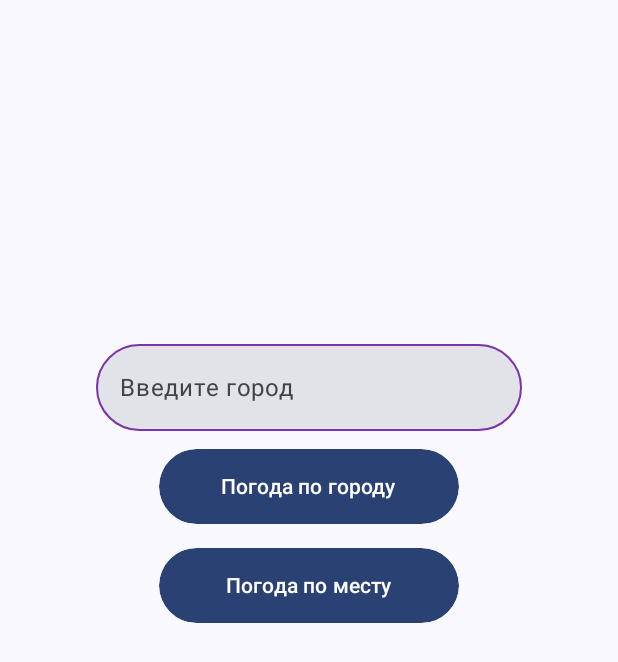
After one commit to Glevelll/WeatherProject, an Android app built with Jetpack Compose: the composable WeatherScreen shown on its own in the app's theme, on a phone screen of 412 x 824 dp. The commit adds this screen. Shown: the top 662 px of the screen. Run offline under Robolectric (Android 15) with nearby library versions, the phone set to English and light mode, and no system bars.

Commit message:
Оптимизация

```diff
--- a/app/build.gradle.kts
+++ b/app/build.gradle.kts
@@ -55,7 +55,13 @@ dependencies {
     implementation("androidx.room:room-runtime:2.6.1")
     implementation("androidx.appcompat:appcompat:1.6.1")
     implementation("com.google.android.material:material:1.11.0")
+    implementation("androidx.lifecycle:lifecycle-viewmodel-compose:2.7.0")
+    implementation("com.google.android.gms:play-services-location:21.2.0")
     kapt("androidx.room:room-compiler:2.6.1")
+    implementation("com.squareup.retrofit2:retrofit:2.9.0")
+    implementation("com.squareup.retrofit2:converter-gson:2.9.0")
+    implementation("com.github.bumptech.glide:glide:4.12.0")
+    annotationProcessor("com.github.bumptech.glide:compiler:4.12.0")
     implementation("androidx.core:core-ktx:1.12.0")
     implementation("androidx.lifecycle:lifecycle-runtime-ktx:2.7.0")
     implementation("androidx.activity:activity-compose:1.8.2")
--- a/app/src/main/AndroidManifest.xml
+++ b/app/src/main/AndroidManifest.xml
@@ -1,9 +1,13 @@
 <?xml version="1.0" encoding="utf-8"?>
 <manifest xmlns:android="http://schemas.android.com/apk/res/android"
     xmlns:tools="http://schemas.android.com/tools">
+    <uses-permission android:name="android.permission.INTERNET" />
+    <uses-permission android:name="android.permission.ACCESS_FINE_LOCATION" />
+    <uses-permission android:name="android.permission.ACCESS_COARSE_LOCATION" />
 
     <application
         android:allowBackup="true"
+        android:usesCleartextTraffic="true"
         android:dataExtractionRules="@xml/data_extraction_rules"
         android:fullBackupContent="@xml/backup_rules"
         android:icon="@mipmap/ic_launcher"
--- a/app/src/main/java/com/example/jetpackproject/activities/LoginAndReg/Login/LoginPage.kt
+++ b/app/src/main/java/com/example/jetpackproject/activities/LoginAndReg/Login/LoginPage.kt
@@ -29,7 +29,7 @@ import androidx.compose.ui.text.input.VisualTransformation
 import androidx.compose.ui.text.style.TextAlign
 import androidx.compose.ui.unit.dp
 import androidx.compose.ui.unit.sp
-import com.example.jetpackproject.data.JetpackDatabase
+import com.example.jetpackproject.data.local.JetpackDatabase
 import kotlinx.coroutines.CoroutineScope
 
 
--- a/app/src/main/java/com/example/jetpackproject/activities/LoginAndReg/Login/LoginViewModel.kt
+++ b/app/src/main/java/com/example/jetpackproject/activities/LoginAndReg/Login/LoginViewModel.kt
@@ -6,7 +6,7 @@ import android.widget.Toast
 import androidx.compose.runtime.mutableStateOf
 import androidx.lifecycle.ViewModel
 import com.example.jetpackproject.activities.greetings.Greetings
-import com.example.jetpackproject.data.UserDao
+import com.example.jetpackproject.data.local.UserDao
 import kotlinx.coroutines.CoroutineScope
 import kotlinx.coroutines.Dispatchers
 import kotlinx.coroutines.launch
--- a/app/src/main/java/com/example/jetpackproject/activities/LoginAndReg/MainActivity.kt
+++ b/app/src/main/java/com/example/jetpackproject/activities/LoginAndReg/MainActivity.kt
@@ -1,15 +1,13 @@
 package com.example.jetpackproject.activities.LoginAndReg
 
-import android.content.Intent
 import android.os.Bundle
 import androidx.activity.ComponentActivity
 import androidx.activity.compose.setContent
-import androidx.activity.result.ActivityResultLauncher
 import androidx.compose.foundation.layout.Box
 import androidx.compose.foundation.layout.fillMaxSize
 import androidx.compose.ui.Modifier
 import androidx.room.Room
-import com.example.jetpackproject.data.JetpackDatabase
+import com.example.jetpackproject.data.local.JetpackDatabase
 import com.example.jetpackproject.ui.theme.JetpackProjectTheme
 
 class MainActivity : ComponentActivity() {
--- /dev/null
+++ b/app/src/main/java/com/example/jetpackproject/activities/greetings/WeatherScreen.kt
@@ -0,0 +1,153 @@
+package com.example.jetpackproject.activities.greetings
+
+import android.Manifest
+import android.annotation.SuppressLint
+import android.app.Activity
+import android.content.Context
+import android.content.pm.PackageManager
+import android.location.Location
+import android.util.Log
+import androidx.compose.foundation.border
+import androidx.compose.foundation.layout.Arrangement
+import androidx.compose.foundation.layout.Box
+import androidx.compose.foundation.layout.Column
+import androidx.compose.foundation.layout.Spacer
+import androidx.compose.foundation.layout.fillMaxSize
+import androidx.compose.foundation.layout.fillMaxWidth
+import androidx.compose.foundation.layout.height
+import androidx.compose.foundation.layout.padding
+import androidx.compose.foundation.layout.size
+import androidx.compose.foundation.shape.RoundedCornerShape
+import androidx.compose.material3.Button
+import androidx.compose.material3.TextField
+import androidx.compose.runtime.Composable
+import androidx.compose.runtime.getValue
+import androidx.compose.runtime.mutableStateOf
+import androidx.compose.runtime.remember
+import androidx.compose.runtime.setValue
+import androidx.compose.ui.Alignment
+import androidx.compose.ui.Modifier
+import androidx.compose.ui.graphics.Color
+import androidx.compose.ui.text.TextStyle
+import androidx.compose.ui.unit.dp
+import androidx.compose.ui.unit.sp
+import androidx.compose.material3.Text
+import androidx.compose.material3.TextFieldDefaults
+import androidx.compose.runtime.LaunchedEffect
+import androidx.compose.ui.draw.clip
+import androidx.compose.ui.text.style.TextAlign
+import androidx.core.app.ActivityCompat
+import androidx.core.content.ContextCompat
+import com.example.jetpackproject.data.remote.WeatherResponse
+import com.google.android.gms.location.LocationServices
+
+@Composable
+fun WeatherScreen(weatherViewModel: WeatherViewModel, context: Context) {
+    var city by remember { mutableStateOf("") }
+    val apiKey = "8c5998f18ccf9118f1d56e8db5ea65e0"
+    val PERMISSION_REQUEST_CODE = 100
+
+    Column(
+        modifier = Modifier.fillMaxSize(),
+        verticalArrangement = Arrangement.Center,
+        horizontalAlignment = Alignment.CenterHorizontally
+    ) {
+        TextField(
+            value = city,
+            onValueChange = {
+                city = it
+            },
+            modifier = Modifier
+                .fillMaxWidth()
+                .height(66.dp)
+                .padding(start = 64.dp, end = 64.dp, top = 4.dp, bottom = 4.dp)
+                .border(
+                    1.dp,
+                    Color(android.graphics.Color.parseColor("#7d32a8")),
+                    shape = RoundedCornerShape(50)
+                ),
+            shape = RoundedCornerShape(50),
+            textStyle = TextStyle(
+                textAlign = TextAlign.Start,
+                fontSize = 16.sp
+            ),
+            colors = TextFieldDefaults.colors(
+                focusedIndicatorColor = Color.Transparent,
+                unfocusedIndicatorColor = Color.Transparent,
+            ),
+            singleLine = true,
+            placeholder = { Text(text = "Введите город") }
+        )
+
+        Button(
+            onClick = {
+                if (city.isNotEmpty()) {
+                    weatherViewModel.getWeather(city, apiKey)
+                }
+            },
+            modifier = Modifier
+                .padding(8.dp)
+                .size(width = 200.dp, height = 50.dp)
+                .clip(RoundedCornerShape(50.dp))
+        ) {
+            Text(text = "Погода по городу")
+        }
+
+        Button(
+            onClick = {
+                if (ContextCompat.checkSelfPermission(
+                        context,
+                        Manifest.permission.ACCESS_FINE_LOCATION
+                    ) == PackageManager.PERMISSION_GRANTED &&
+                    ContextCompat.checkSelfPermission(
+                        context,
+                        Manifest.permission.ACCESS_COARSE_LOCATION
+                    ) == PackageManager.PERMISSION_GRANTED
+                ) {
+                    weatherViewModel.fetchWeatherByCurrentLocation(context, apiKey)
+                } else {
+                    ActivityCompat.requestPermissions(
+                        context as Activity,
+                        arrayOf(
+                            Manifest.permission.ACCESS_FINE_LOCATION,
+                            Manifest.permission.ACCESS_COARSE_LOCATION
+                        ),
+                        PERMISSION_REQUEST_CODE
+                    )
+                }
+            },
+            modifier = Modifier
+                .padding(8.dp)
+                .size(width = 200.dp, height = 50.dp)
+                .clip(RoundedCornerShape(50.dp))
+        ) {
+            Text(text = "Погода по месту")
+        }
+
+        Spacer(modifier = Modifier.height(16.dp))
+
+        val weatherData by remember { weatherViewModel.weatherData }
+
+        weatherData?.let { data ->
+            val temperatureCelsius = (data.main.temp - 273).toInt()
+            Text(
+                text = "Температура: $temperatureCelsius°C",
+                style = TextStyle(fontSize = 20.sp)
+            )
+            Text(
+                text = "Скорость ветра: ${data.wind.speed} м/c",
+                style = TextStyle(fontSize = 20.sp)
+            )
+            Text(
+                text = "Давление: ${data.main.pressure}",
+                style = TextStyle(fontSize = 20.sp)
+            )
+            GlideImage(url = "https://openweathermap.org/img/w/${data.weather[0].icon}.png")
+        } ?: run {
+            Box(
+                modifier = Modifier
+                    .size(160.dp)
+            )
+        }
+    }
+}
--- a/app/src/main/java/com/example/jetpackproject/data/JetpackDatabase.kt
+++ b/app/src/main/java/com/example/jetpackproject/data/local/JetpackDatabase.kt
@@ -1,4 +1,4 @@
-package com.example.jetpackproject.data
+package com.example.jetpackproject.data.local
 
 import androidx.room.Database
 import androidx.room.RoomDatabase
--- a/app/src/main/java/com/example/jetpackproject/data/User.kt
+++ b/app/src/main/java/com/example/jetpackproject/data/local/User.kt
@@ -1,4 +1,4 @@
-package com.example.jetpackproject.data
+package com.example.jetpackproject.data.local
 
 import androidx.room.Entity
 import androidx.room.PrimaryKey
--- a/app/src/main/java/com/example/jetpackproject/data/UserDao.kt
+++ b/app/src/main/java/com/example/jetpackproject/data/local/UserDao.kt
@@ -1,4 +1,4 @@
-package com.example.jetpackproject.data
+package com.example.jetpackproject.data.local
 
 import androidx.room.Dao
 import androidx.room.Insert
--- /dev/null
+++ b/app/src/main/java/com/example/jetpackproject/data/remote/WeatherService.kt
@@ -0,0 +1,20 @@
+package com.example.jetpackproject.data.remote
+
+import retrofit2.Response
+import retrofit2.http.GET
+import retrofit2.http.Query
+
+interface WeatherService {
+    @GET("weather")
+    suspend fun getWeatherInput(
+        @Query("q") city: String,
+        @Query("appid") apiKey: String
+    ): Response<WeatherResponse>
+
+    @GET("weather")
+    suspend fun getWeatherLocation(
+        @Query("lat") latitude: Double,
+        @Query("lon") longitude: Double,
+        @Query("appid") apiKey: String
+    ): Response<WeatherResponse>
+}
```
Also changed, not shown: app/src/main/java/com/example/jetpackproject/activities/LoginAndReg/PagerScreen.kt (+7 -2 lines), app/src/main/java/com/example/jetpackproject/activities/LoginAndReg/Registration/RegisterPage.kt (+6 -3 lines), app/src/main/java/com/example/jetpackproject/activities/LoginAndReg/Registration/RegisterViewModel.kt (+5 -6 lines), app/src/main/java/com/example/jetpackproject/activities/greetings/GlideImage.kt (added, +48 -0 lines), app/src/main/java/com/example/jetpackproject/activities/greetings/Greetings.kt (+3 -17 lines), app/src/main/java/com/example/jetpackproject/activities/greetings/WeatherViewModel.kt (added, +70 -0 lines), app/src/main/java/com/example/jetpackproject/data/remote/WeatherResponse.kt (added, +20 -0 lines).
